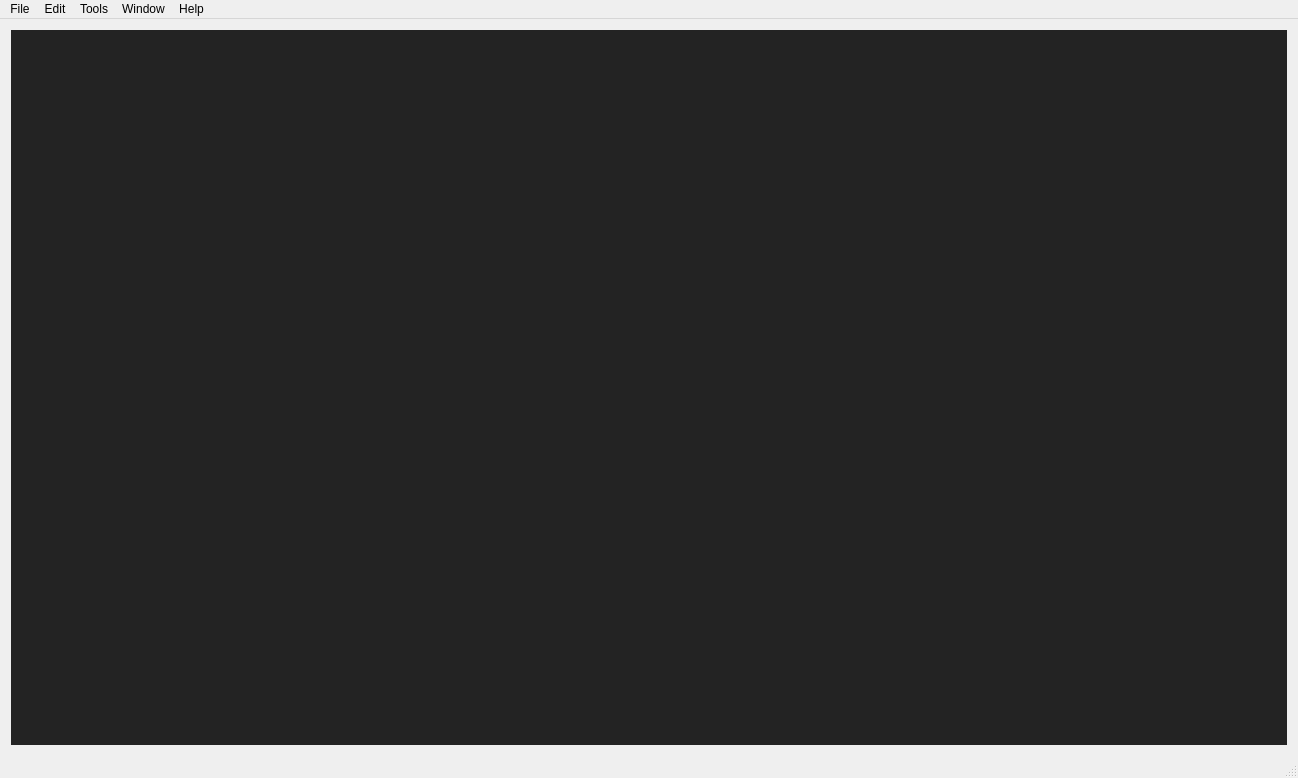
Qt form ui/MainWindow.ui (sharjith/ModelViewer-Qt) before a commit.
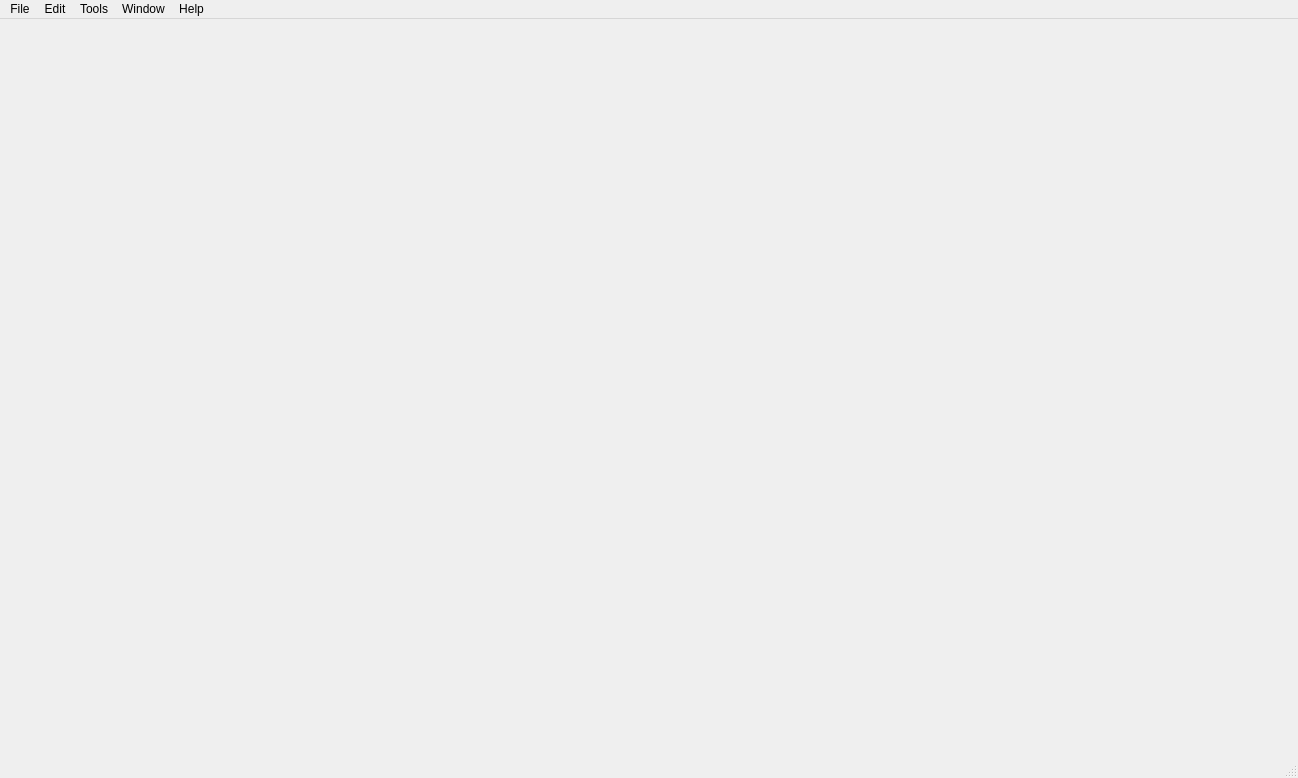
The same form after that commit. Icons and pictures are not drawn.

Commit message: Convert MDI document management to native Qt-ADS docking

```diff
--- a/ui/MainWindow.ui
+++ b/ui/MainWindow.ui
@@ -21,48 +21,7 @@
     <normaloff>:/icons/res/logo.png</normaloff>:/icons/res/logo.png</iconset>
   </property>
   <widget class="QWidget" name="centralWidget">
-   <layout class="QGridLayout" name="gridLayout">
-    <item row="0" column="0">
-     <widget class="QMdiArea" name="mdiArea">
-      <property name="autoFillBackground">
-       <bool>false</bool>
-      </property>
-      <property name="verticalScrollBarPolicy">
-       <enum>Qt::ScrollBarPolicy::ScrollBarAsNeeded</enum>
-      </property>
-      <property name="horizontalScrollBarPolicy">
-       <enum>Qt::ScrollBarPolicy::ScrollBarAsNeeded</enum>
-      </property>
-      <property name="sizeAdjustPolicy">
-       <enum>QAbstractScrollArea::SizeAdjustPolicy::AdjustToContents</enum>
-      </property>
-      <property name="background">
-       <brush brushstyle="SolidPattern">
-        <color alpha="255">
-         <red>35</red>
-         <green>35</green>
-         <blue>35</blue>
-        </color>
-       </brush>
-      </property>
-      <property name="activationOrder">
-       <enum>QMdiArea::WindowOrder::ActivationHistoryOrder</enum>
-      </property>
-      <property name="viewMode">
-       <enum>QMdiArea::ViewMode::SubWindowView</enum>
-      </property>
-      <property name="documentMode">
-       <bool>false</bool>
-      </property>
-      <property name="tabsClosable">
-       <bool>false</bool>
-      </property>
-      <property name="tabsMovable">
-       <bool>false</bool>
-      </property>
-     </widget>
-    </item>
-   </layout>
+   <layout class="QGridLayout" name="gridLayout"/>
   </widget>
   <widget class="QMenuBar" name="menuBar">
    <widget class="QMenu" name="menuFile">
```
The commit also changes 17 other files.
